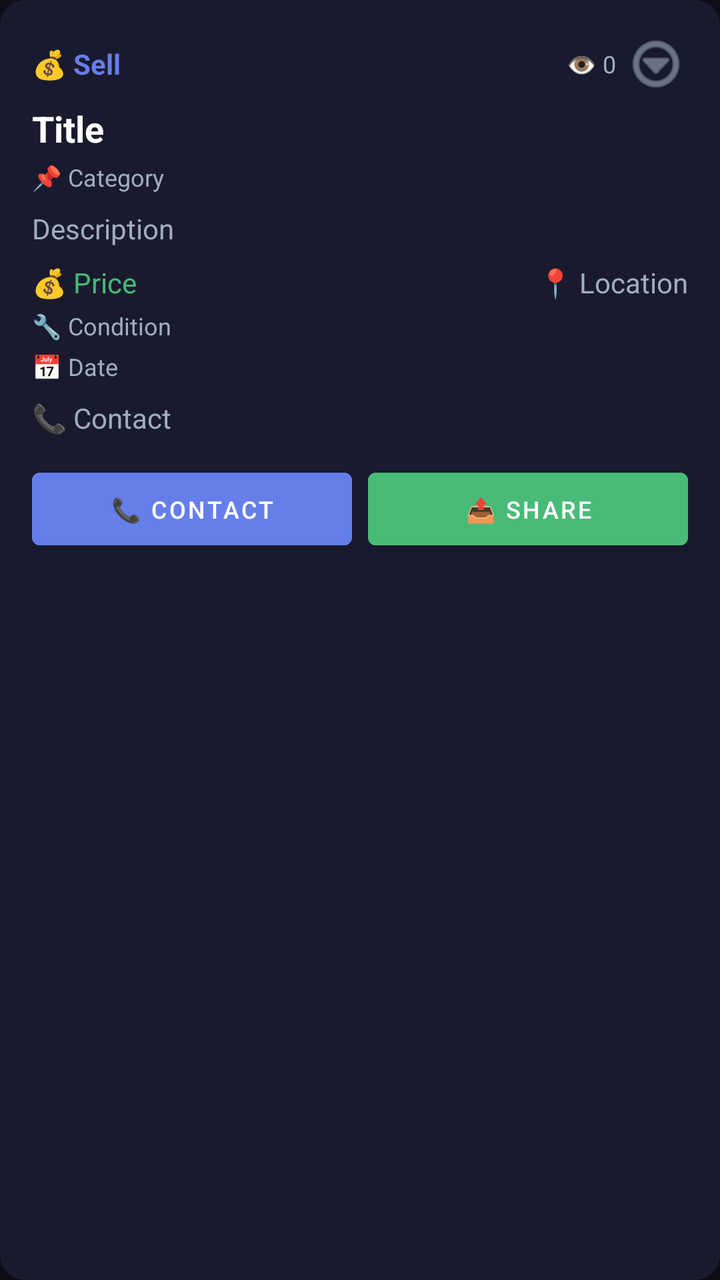
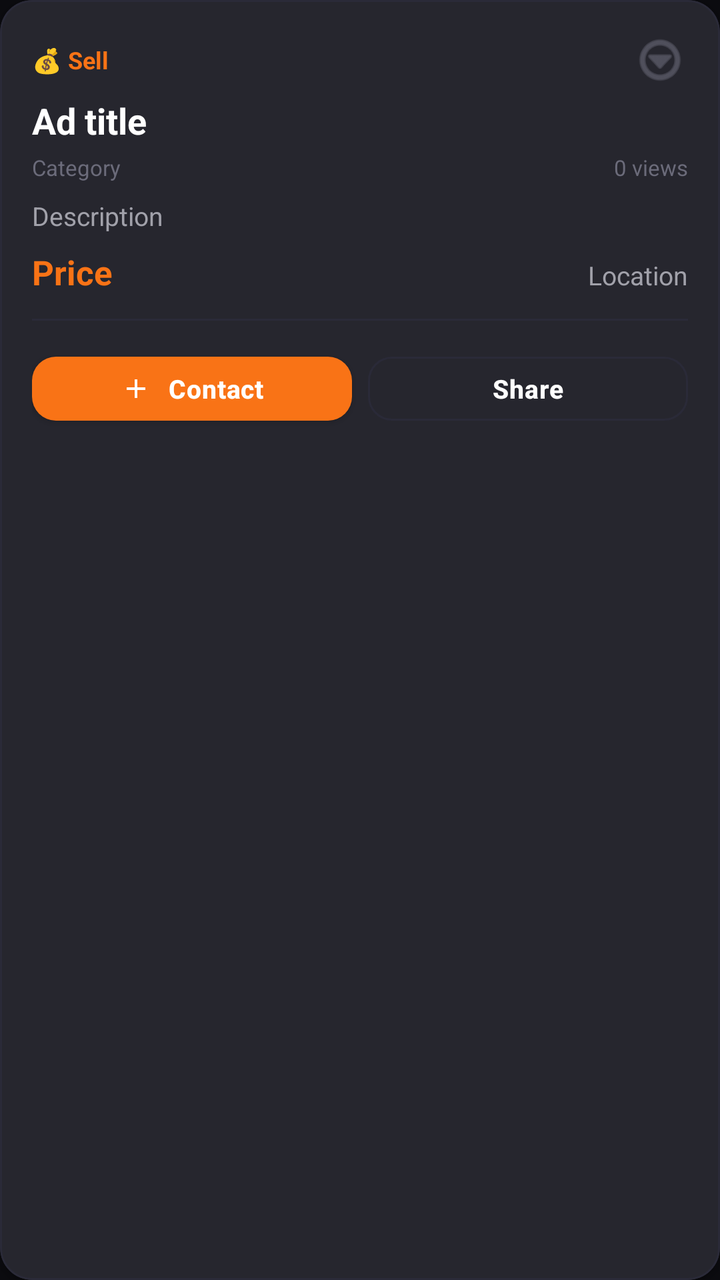

The first picture is an Android layout as it rendered before a commit; the second is the same layout after the commit. The layout source and the unified diff follow.
<!-- AndroidManifest.xml: application theme Theme.NearWork -->
<!-- res/layout/item_ad_card.xml -->
<?xml version="1.0" encoding="utf-8"?>
<androidx.cardview.widget.CardView xmlns:android="http://schemas.android.com/apk/res/android"
    xmlns:app="http://schemas.android.com/apk/res-auto"
    android:layout_width="match_parent"
    android:layout_height="wrap_content"
    android:layout_margin="8dp"
    app:cardBackgroundColor="#1a1a2e"
    app:cardCornerRadius="12dp"
    app:cardElevation="4dp">

    <LinearLayout
        android:layout_width="match_parent"
        android:layout_height="wrap_content"
        android:orientation="vertical"
        android:padding="16dp">

        <ImageView
            android:id="@+id/adImagePreview"
            android:layout_width="match_parent"
            android:layout_height="150dp"
            android:scaleType="centerCrop"
            android:background="#2d3748"
            android:layout_marginBottom="12dp"
            android:visibility="gone"/>

        <LinearLayout
            android:layout_width="match_parent"
            android:layout_height="wrap_content"
            android:orientation="horizontal"
            android:gravity="center_vertical">

            <TextView
                android:id="@+id/adTradeType"
                android:layout_width="0dp"
                android:layout_height="wrap_content"
                android:layout_weight="1"
                android:text="💰 Sell"
                android:textSize="14sp"
                android:textColor="#667eea"
                android:textStyle="bold"/>

            <TextView
                android:id="@+id/adFeatured"
                android:layout_width="wrap_content"
                android:layout_height="wrap_content"
                android:text="⭐ FEATURED"
                android:textSize="12sp"
                android:textColor="#667eea"
                android:visibility="gone"
                android:layout_marginEnd="8dp"/>

            <TextView
                android:id="@+id/adVerified"
                android:layout_width="wrap_content"
                android:layout_height="wrap_content"
                android:text="✅ Verified"
                android:textSize="12sp"
                android:textColor="#48bb78"
                android:visibility="gone"
                android:layout_marginEnd="8dp"/>

            <TextView
                android:id="@+id/adViews"
                android:layout_width="wrap_content"
                android:layout_height="wrap_content"
                android:text="👁️ 0"
                android:textSize="12sp"
                android:textColor="#a0aec0"
                android:layout_marginEnd="4dp"/>

            <ImageButton
                android:id="@+id/adOverflowButton"
                android:layout_width="32dp"
                android:layout_height="32dp"
                android:background="?attr/selectableItemBackgroundBorderless"
                android:src="@android:drawable/ic_menu_more"
                android:contentDescription="More options"
                android:scaleType="centerInside"
                app:tint="#a0aec0"/>

        </LinearLayout>

        <TextView
            android:id="@+id/adTitle"
            android:layout_width="match_parent"
            android:layout_height="wrap_content"
            android:text="Title"
            android:textSize="18sp"
            android:textStyle="bold"
            android:textColor="#ffffff"
            android:layout_marginTop="4dp"/>

        <TextView
            android:id="@+id/adCategory"
            android:layout_width="match_parent"
            android:layout_height="wrap_content"
            android:text="📌 Category"
            android:textSize="12sp"
            android:textColor="#a0aec0"
            android:layout_marginTop="4dp"/>

        <TextView
            android:id="@+id/adDescription"
            android:layout_width="match_parent"
            android:layout_height="wrap_content"
            android:text="Description"
            android:textSize="14sp"
            android:textColor="#a0aec0"
            android:layout_marginTop="8dp"
            android:maxLines="3"
            android:ellipsize="end"/>

        <LinearLayout
            android:layout_width="match_parent"
            android:layout_height="wrap_content"
            android:orientation="horizontal"
            android:layout_marginTop="8dp">

            <TextView
                android:id="@+id/adPrice"
                android:layout_width="0dp"
                android:layout_height="wrap_content"
                android:layout_weight="1"
                android:text="💰 Price"
                android:textSize="14sp"
                android:textColor="#48bb78"/>

            <TextView
                android:id="@+id/adLocation"
                android:layout_width="0dp"
                android:layout_height="wrap_content"
                android:layout_weight="1"
                android:text="📍 Location"
                android:textSize="14sp"
                android:textColor="#a0aec0"
                android:gravity="end"/>

        </LinearLayout>

        <TextView
            android:id="@+id/adExchange"
            android:layout_width="match_parent"
            android:layout_height="wrap_content"
            android:text="🔄 Wants: ..."
            android:textSize="12sp"
            android:textColor="#ed8936"
            android:layout_marginTop="4dp"
            android:visibility="gone"/>

        <TextView
            android:id="@+id/adCondition"
            android:layout_width="match_parent"
            android:layout_height="wrap_content"
            android:text="🔧 Condition"
            android:textSize="12sp"
            android:textColor="#a0aec0"
            android:layout_marginTop="4dp"/>

        <TextView
            android:id="@+id/adDate"
            android:layout_width="match_parent"
            android:layout_height="wrap_content"
            android:text="📅 Date"
            android:textSize="12sp"
            android:textColor="#a0aec0"
            android:layout_marginTop="4dp"/>

        <TextView
            android:id="@+id/adContact"
            android:layout_width="match_parent"
            android:layout_height="wrap_content"
            android:text="📞 Contact"
            android:textSize="14sp"
            android:textColor="#a0aec0"
            android:layout_marginTop="8dp"/>

        <LinearLayout
            android:layout_width="match_parent"
            android:layout_height="wrap_content"
            android:orientation="horizontal"
            android:layout_marginTop="12dp">

            <Button
                android:id="@+id/contactButton"
                android:layout_width="0dp"
                android:layout_height="wrap_content"
                android:layout_weight="1"
                android:text="📞 Contact"
                android:backgroundTint="#667eea"
                android:textColor="#ffffff"
                android:padding="10dp"
                android:layout_marginEnd="4dp"
                android:textSize="12sp"/>

            <Button
                android:id="@+id/shareButton"
                android:layout_width="0dp"
                android:layout_height="wrap_content"
                android:layout_weight="1"
                android:text="📤 Share"
                android:backgroundTint="#48bb78"
                android:textColor="#ffffff"
                android:padding="10dp"
                android:layout_marginStart="4dp"
                android:textSize="12sp"/>

        </LinearLayout>

    </LinearLayout>

</androidx.cardview.widget.CardView>
<!-- resources referenced by this layout -->
<resources>
  <style name="Theme.NearWork" parent="Theme.MaterialComponents.DayNight.NoActionBar">
          
          <item name="android:statusBarColor">#0f0f1a</item>
          <item name="android:windowBackground">#0f0f1a</item>
          <item name="android:navigationBarColor">#0f0f1a</item>
          
          
          <item name="colorPrimary">#667eea</item>
          <item name="colorPrimaryVariant">#5a67d8</item>
          <item name="colorOnPrimary">#ffffff</item>
          <item name="colorSecondary">#48bb78</item>
          <item name="colorOnSecondary">#ffffff</item>
          <item name="colorSurface">#1a1a2e</item>
          <item name="colorOnSurface">#ffffff</item>
      </style>
</resources>

<!-- the commit's change to res/layout/item_ad_card.xml (unified diff, before → after) -->
@@ -1,211 +1,219 @@
 <?xml version="1.0" encoding="utf-8"?>
-<androidx.cardview.widget.CardView xmlns:android="http://schemas.android.com/apk/res/android"
+<com.google.android.material.card.MaterialCardView
+    xmlns:android="http://schemas.android.com/apk/res/android"
     xmlns:app="http://schemas.android.com/apk/res-auto"
+    style="@style/Widget.NearWork.Card"
     android:layout_width="match_parent"
     android:layout_height="wrap_content"
-    android:layout_margin="8dp"
-    app:cardBackgroundColor="#1a1a2e"
-    app:cardCornerRadius="12dp"
-    app:cardElevation="4dp">
+    android:layout_marginHorizontal="@dimen/sp_md"
+    android:layout_marginVertical="@dimen/sp_xs">
 
     <LinearLayout
         android:layout_width="match_parent"
         android:layout_height="wrap_content"
-        android:orientation="vertical"
-        android:padding="16dp">
-
+        android:orientation="vertical">
+
+        
         <ImageView
             android:id="@+id/adImagePreview"
             android:layout_width="match_parent"
-            android:layout_height="150dp"
+            android:layout_height="200dp"
             android:scaleType="centerCrop"
-            android:background="#2d3748"
-            android:layout_marginBottom="12dp"
+            android:background="@color/bg_surface_variant"
             android:visibility="gone"/>
 
+        
         <LinearLayout
             android:layout_width="match_parent"
             android:layout_height="wrap_content"
-            android:orientation="horizontal"
-            android:gravity="center_vertical">
-
+            android:orientation="vertical"
+            android:padding="@dimen/card_padding">
+
+            
+            <LinearLayout
+                android:layout_width="match_parent"
+                android:layout_height="wrap_content"
+                android:orientation="horizontal"
+                android:gravity="center_vertical">
+
+                <TextView
+                    android:id="@+id/adTradeType"
+                    android:layout_width="0dp"
+                    android:layout_height="wrap_content"
+                    android:layout_weight="1"
+                    android:text="💰 Sell"
+                    android:textSize="12sp"
+                    android:textStyle="bold"
+                    android:textColor="@color/accent"/>
+
+                <TextView
+                    android:id="@+id/adFeatured"
+                    android:layout_width="wrap_content"
+                    android:layout_height="wrap_content"
+                    android:background="@drawable/bg_chip_selected"
+                    android:paddingHorizontal="@dimen/sp_xs"
+                    android:paddingVertical="2dp"
+                    android:text="@string/badge_featured"
+                    android:textSize="@dimen/text_label"
+                    android:textStyle="bold"
+                    android:textColor="@color/white"
+                    android:visibility="gone"
+                    android:layout_marginEnd="@dimen/sp_xxs"/>
+
+                <TextView
+                    android:id="@+id/adVerified"
+                    android:layout_width="wrap_content"
+                    android:layout_height="wrap_content"
+                    android:text="✓"
+                    android:textSize="14sp"
+                    android:textStyle="bold"
+                    android:textColor="@color/success"
+                    android:visibility="gone"
+                    android:layout_marginEnd="@dimen/sp_xxs"/>
+
+                <ImageButton
+                    android:id="@+id/adOverflowButton"
+                    android:layout_width="28dp"
+                    android:layout_height="28dp"
+                    android:background="?attr/selectableItemBackgroundBorderless"
+                    android:src="@android:drawable/ic_menu_more"
+                    android:contentDescription="More"
+                    android:scaleType="centerInside"
+                    app:tint="@color/text_tertiary"/>
+
+            </LinearLayout>
+
+            
             <TextView
-                android:id="@+id/adTradeType"
-                android:layout_width="0dp"
-                android:layout_height="wrap_content"
-                android:layout_weight="1"
-                android:text="💰 Sell"
-                android:textSize="14sp"
-                android:textColor="#667eea"
-                android:textStyle="bold"/>
-
+                android:id="@+id/adTitle"
+                android:layout_width="match_parent"
+                android:layout_height="wrap_content"
+                android:text="Ad title"
+                android:textSize="@dimen/text_heading"
+                android:textStyle="bold"
+                android:textColor="@color/text_primary"
+                android:maxLines="2"
+                android:ellipsize="end"
+                android:layout_marginTop="@dimen/sp_xxs"/>
+
+            
+            <LinearLayout
+                android:layout_width="match_parent"
+                android:layout_height="wrap_content"
+                android:orientation="horizontal"
+                android:layout_marginTop="@dimen/sp_xxs">
+
+                <TextView
+                    android:id="@+id/adCategory"
+                    android:layout_width="0dp"
+                    android:layout_height="wrap_content"
+                    android:layout_weight="1"
+                    android:text="Category"
+                    android:textSize="@dimen/text_label"
+                    android:textColor="@color/text_tertiary"/>
+
+                <TextView
+                    android:id="@+id/adViews"
+                    android:layout_width="wrap_content"
+                    android:layout_height="wrap_content"
+                    android:text="0 views"
+                    android:textSize="@dimen/text_label"
+                    android:textColor="@color/text_tertiary"/>
+
+            </LinearLayout>
+
+            
             <TextView
-                android:id="@+id/adFeatured"
-                android:layout_width="wrap_content"
-                android:layout_height="wrap_content"
-                android:text="⭐ FEATURED"
-                android:textSize="12sp"
-                android:textColor="#667eea"
+                android:id="@+id/adDescription"
+                android:layout_width="match_parent"
+                android:layout_height="wrap_content"
+                android:text="Description"
+                android:textSize="@dimen/text_caption"
+                android:textColor="@color/text_secondary"
+                android:maxLines="2"
+                android:ellipsize="end"
+                android:layout_marginTop="@dimen/sp_xs"/>
+
+            
+            <TextView
+                android:id="@+id/adExchange"
+                android:layout_width="match_parent"
+                android:layout_height="wrap_content"
+                android:text="Wants: …"
+                android:textSize="@dimen/text_caption"
+                android:textColor="@color/warning"
                 android:visibility="gone"
-                android:layout_marginEnd="8dp"/>
-
-            <TextView
-                android:id="@+id/adVerified"
-                android:layout_width="wrap_content"
-                android:layout_height="wrap_content"
-                android:text="✅ Verified"
-                android:textSize="12sp"
-                android:textColor="#48bb78"
-                android:visibility="gone"
-                android:layout_marginEnd="8dp"/>
-
-            <TextView
-                android:id="@+id/adViews"
-                android:layout_width="wrap_content"
-                android:layout_height="wrap_content"
-                android:text="👁️ 0"
-                android:textSize="12sp"
-                android:textColor="#a0aec0"
-                android:layout_marginEnd="4dp"/>
-
-            <ImageButton
-                android:id="@+id/adOverflowButton"
-                android:layout_width="32dp"
-                android:layout_height="32dp"
-                android:background="?attr/selectableItemBackgroundBorderless"
-                android:src="@android:drawable/ic_menu_more"
-                android:contentDescription="More options"
-                android:scaleType="centerInside"
-                app:tint="#a0aec0"/>
+                android:layout_marginTop="@dimen/sp_xxs"/>
+
+            
+            <LinearLayout
+                android:layout_width="match_parent"
+                android:layout_height="wrap_content"
+                android:orientation="horizontal"
+                android:layout_marginTop="@dimen/sp_xs">
+
+                <TextView
+                    android:id="@+id/adPrice"
+                    android:layout_width="0dp"
+                    android:layout_height="wrap_content"
+                    android:layout_weight="1"
+                    android:text="Price"
+                    android:textSize="17sp"
+                    android:textStyle="bold"
+                    android:textColor="@color/accent"/>
+
+                <TextView
+                    android:id="@+id/adLocation"
+                    android:layout_width="wrap_content"
+                    android:layout_height="wrap_content"
+                    android:text="Location"
+                    android:textSize="@dimen/text_caption"
+                    android:textColor="@color/text_secondary"
+                    android:drawablePadding="@dimen/sp_xxs"/>
+
+            </LinearLayout>
+
+            
+            <View
+                android:layout_width="match_parent"
+                android:layout_height="@dimen/border_thin"
+                android:background="@color/border_subtle"
+                android:layout_marginVertical="@dimen/sp_sm"/>
+
+            
+            <LinearLayout
+                android:layout_width="match_parent"
+                android:layout_height="wrap_content"
+                android:orientation="horizontal">
+
+                <com.google.android.material.button.MaterialButton
+                    android:id="@+id/contactButton"
+                    style="@style/Widget.NearWork.Button.Primary"
+                    android:layout_width="0dp"
+                    android:layout_height="44dp"
+                    android:layout_weight="1"
+                    android:text="@string/btn_contact"
+                    android:textSize="13sp"
+                    android:layout_marginEnd="@dimen/sp_xxs"
+                    app:icon="@drawable/ic_add"
+                    app:iconGravity="textStart"
+                    app:iconSize="16dp"
+                    app:iconTint="@color/white"/>
+
+                <com.google.android.material.button.MaterialButton
+                    android:id="@+id/shareButton"
+                    style="@style/Widget.NearWork.Button.Secondary"
+                    android:layout_width="0dp"
+                    android:layout_height="44dp"
+                    android:layout_weight="1"
+                    android:text="@string/btn_share"
+                    android:textSize="13sp"
+                    android:layout_marginStart="@dimen/sp_xxs"/>
+
+            </LinearLayout>
 
         </LinearLayout>
 
-        <TextView
-            android:id="@+id/adTitle"
-            android:layout_width="match_parent"
-            android:layout_height="wrap_content"
-            android:text="Title"
-            android:textSize="18sp"
-            android:textStyle="bold"
-            android:textColor="#ffffff"
-            android:layout_marginTop="4dp"/>
-
-        <TextView
-            android:id="@+id/adCategory"
-            android:layout_width="match_parent"
-            android:layout_height="wrap_content"
-            android:text="📌 Category"
-            android:textSize="12sp"
-            android:textColor="#a0aec0"
-            android:layout_marginTop="4dp"/>
-
-        <TextView
-            android:id="@+id/adDescription"
-            android:layout_width="match_parent"
-            android:layout_height="wrap_content"
-            android:text="Description"
-            android:textSize="14sp"
-            android:textColor="#a0aec0"
-            android:layout_marginTop="8dp"
-            android:maxLines="3"
-            android:ellipsize="end"/>
-
-        <LinearLayout
-            android:layout_width="match_parent"
-            android:layout_height="wrap_content"
-            android:orientation="horizontal"
-            android:layout_marginTop="8dp">
-
-            <TextView
-                android:id="@+id/adPrice"
-                android:layout_width="0dp"
-                android:layout_height="wrap_content"
-                android:layout_weight="1"
-                android:text="💰 Price"
-                android:textSize="14sp"
-                android:textColor="#48bb78"/>
-
-            <TextView
-                android:id="@+id/adLocation"
-                android:layout_width="0dp"
-                android:layout_height="wrap_content"
-                android:layout_weight="1"
-                android:text="📍 Location"
-                android:textSize="14sp"
-                android:textColor="#a0aec0"
-                android:gravity="end"/>
-
-        </LinearLayout>
-
-        <TextView
-            android:id="@+id/adExchange"
-            android:layout_width="match_parent"
-            android:layout_height="wrap_content"
-            android:text="🔄 Wants: ..."
-            android:textSize="12sp"
-            android:textColor="#ed8936"
-            android:layout_marginTop="4dp"
-            android:visibility="gone"/>
-
-        <TextView
-            android:id="@+id/adCondition"
-            android:layout_width="match_parent"
-            android:layout_height="wrap_content"
-            android:text="🔧 Condition"
-            android:textSize="12sp"
-            android:textColor="#a0aec0"
-            android:layout_marginTop="4dp"/>
-
-        <TextView
-            android:id="@+id/adDate"
-            android:layout_width="match_parent"
-            android:layout_height="wrap_content"
-            android:text="📅 Date"
-            android:textSize="12sp"
-            android:textColor="#a0aec0"
-            android:layout_marginTop="4dp"/>
-
-        <TextView
-            android:id="@+id/adContact"
-            android:layout_width="match_parent"
-            android:layout_height="wrap_content"
-            android:text="📞 Contact"
-            android:textSize="14sp"
-            android:textColor="#a0aec0"
-            android:layout_marginTop="8dp"/>
-
-        <LinearLayout
-            android:layout_width="match_parent"
-            android:layout_height="wrap_content"
-            android:orientation="horizontal"
-            android:layout_marginTop="12dp">
-
-            <Button
-                android:id="@+id/contactButton"
-                android:layout_width="0dp"
-                android:layout_height="wrap_content"
-                android:layout_weight="1"
-                android:text="📞 Contact"
-                android:backgroundTint="#667eea"
-                android:textColor="#ffffff"
-                android:padding="10dp"
-                android:layout_marginEnd="4dp"
-                android:textSize="12sp"/>
-
-            <Button
-                android:id="@+id/shareButton"
-                android:layout_width="0dp"
-                android:layout_height="wrap_content"
-                android:layout_weight="1"
-                android:text="📤 Share"
-                android:backgroundTint="#48bb78"
-                android:textColor="#ffffff"
-                android:padding="10dp"
-                android:layout_marginStart="4dp"
-                android:textSize="12sp"/>
-
-        </LinearLayout>
-
     </LinearLayout>
 
-</androidx.cardview.widget.CardView>
+</com.google.android.material.card.MaterialCardView>
<!-- resource entries referenced after the edit -->
@@ -1,19 +1,119 @@
 <!-- resources referenced by this layout -->
 <resources>
-  <style name="Theme.NearWork" parent="Theme.MaterialComponents.DayNight.NoActionBar">
+  <color name="accent">#F97316</color>
+  <color name="bg_surface_variant">#1F1F2B</color>
+  <color name="border_subtle">#2A2A38</color>
+  <color name="success">#10B981</color>
+  <color name="text_primary">#FFFFFF</color>
+  <color name="text_secondary">#A1A1AA</color>
+  <color name="text_tertiary">#6B6B7A</color>
+  <color name="warning">#F59E0B</color>
+  <color name="white">#FFFFFF</color>
+  <dimen name="border_thin">1dp</dimen>
+  <dimen name="card_padding">16dp</dimen>
+  <dimen name="sp_md">16dp</dimen>
+  <dimen name="sp_sm">12dp</dimen>
+  <dimen name="sp_xs">8dp</dimen>
+  <dimen name="sp_xxs">4dp</dimen>
+  <dimen name="text_caption">13sp</dimen>
+  <dimen name="text_heading">18sp</dimen>
+  <dimen name="text_label">11sp</dimen>
+  <!-- drawable bg_chip_selected (drawable) -->
+  <?xml version="1.0" encoding="utf-8"?>
+  <shape xmlns:android="http://schemas.android.com/apk/res/android" android:shape="rectangle">
+      <solid android:color="@color/accent"/>
+      <corners android:radius="@dimen/radius_full"/>
+  </shape>
+  <!-- drawable ic_add (drawable) -->
+  <vector xmlns:android="http://schemas.android.com/apk/res/android"
+      android:width="24dp"
+      android:height="24dp"
+      android:viewportWidth="24"
+      android:viewportHeight="24">
+      <path
+          android:fillColor="#FFFFFF"
+          android:pathData="M19,13h-6v6h-2v-6H5v-2h6V5h2v6h6v2z"/>
+  </vector>
+  <string name="badge_featured">FEATURED</string>
+  <string name="btn_contact">Contact</string>
+  <string name="btn_share">Share</string>
+  <style name="Widget.NearWork.Button.Primary" parent="Widget.MaterialComponents.Button">
+          <item name="android:layout_height">@dimen/button_height</item>
+          <item name="android:textSize">@dimen/text_body</item>
+          <item name="android:textStyle">bold</item>
+          <item name="android:textColor">@color/white</item>
+          <item name="android:letterSpacing">0.02</item>
+          <item name="android:textAllCaps">false</item>
+          <item name="backgroundTint">@color/accent</item>
+          <item name="cornerRadius">@dimen/radius_md</item>
+          <item name="android:paddingStart">@dimen/sp_lg</item>
+          <item name="android:paddingEnd">@dimen/sp_lg</item>
+      </style>
+  <style name="Widget.NearWork.Button.Secondary" parent="Widget.MaterialComponents.Button.OutlinedButton">
+          <item name="android:layout_height">@dimen/button_height</item>
+          <item name="android:textSize">@dimen/text_body</item>
+          <item name="android:textColor">@color/text_primary</item>
+          <item name="android:textAllCaps">false</item>
+          <item name="strokeColor">@color/border_subtle</item>
+          <item name="strokeWidth">@dimen/border_thin</item>
+          <item name="cornerRadius">@dimen/radius_md</item>
+      </style>
+  <style name="Widget.NearWork.Card" parent="Widget.MaterialComponents.CardView">
+          <item name="cardBackgroundColor">@color/bg_surface</item>
+          <item name="cardCornerRadius">@dimen/radius_lg</item>
+          <item name="cardElevation">@dimen/card_elevation</item>
+          <item name="strokeColor">@color/border_subtle</item>
+          <item name="strokeWidth">@dimen/border_thin</item>
+      </style>
+  <style name="Theme.NearWork" parent="Theme.MaterialComponents.NoActionBar">
           
-          <item name="android:statusBarColor">#0f0f1a</item>
-          <item name="android:windowBackground">#0f0f1a</item>
-          <item name="android:navigationBarColor">#0f0f1a</item>
+          <item name="colorPrimary">@color/accent</item>
+          <item name="colorPrimaryVariant">@color/accent_pressed</item>
+          <item name="colorOnPrimary">@color/white</item>
+  
           
+          <item name="colorSecondary">@color/accent</item>
+          <item name="colorSecondaryVariant">@color/accent_pressed</item>
+          <item name="colorOnSecondary">@color/white</item>
+  
           
-          <item name="colorPrimary">#667eea</item>
-          <item name="colorPrimaryVariant">#5a67d8</item>
-          <item name="colorOnPrimary">#ffffff</item>
-          <item name="colorSecondary">#48bb78</item>
-          <item name="colorOnSecondary">#ffffff</item>
-          <item name="colorSurface">#1a1a2e</item>
-          <item name="colorOnSurface">#ffffff</item>
+          <item name="android:colorBackground">@color/bg_main</item>
+          <item name="colorSurface">@color/bg_surface</item>
+          <item name="colorOnSurface">@color/text_primary</item>
+  
+          
+          <item name="android:statusBarColor">@color/bg_main</item>
+          <item name="android:navigationBarColor">@color/bg_main</item>
+          <item name="android:windowLightStatusBar">false</item>
+          <item name="android:windowLightNavigationBar" tools:targetApi="o_mr1">false</item>
+  
+          
+          <item name="colorError">@color/danger</item>
+          <item name="colorOnError">@color/white</item>
+  
+          
+          <item name="bottomNavigationStyle">@style/Widget.NearWork.BottomNav</item>
+          <item name="materialButtonStyle">@style/Widget.NearWork.Button.Primary</item>
       </style>
+  <dimen name="radius_full">999dp</dimen>
+  <dimen name="button_height">48dp</dimen>
+  <dimen name="text_body">15sp</dimen>
+  <dimen name="radius_md">12dp</dimen>
+  <dimen name="sp_lg">20dp</dimen>
+  <color name="bg_surface">#16161F</color>
+  <dimen name="radius_lg">16dp</dimen>
+  <dimen name="card_elevation">2dp</dimen>
+  <color name="accent_pressed">#EA580C</color>
+  <color name="bg_main">#0B0B0F</color>
+  <color name="danger">#EF4444</color>
+  <style name="Widget.NearWork.BottomNav" parent="Widget.MaterialComponents.BottomNavigationView.Colored">
+          <item name="android:background">@color/nav_bg</item>
+          <item name="itemIconTint">@color/nav_item_tint</item>
+          <item name="itemTextColor">@color/nav_item_tint</item>
+          <item name="itemIconSize">24dp</item>
+          <item name="labelVisibilityMode">labeled</item>
+          <item name="elevation">8dp</item>
+      </style>
+  <color name="nav_bg">#0F0F15</color>
 </resources>
 
